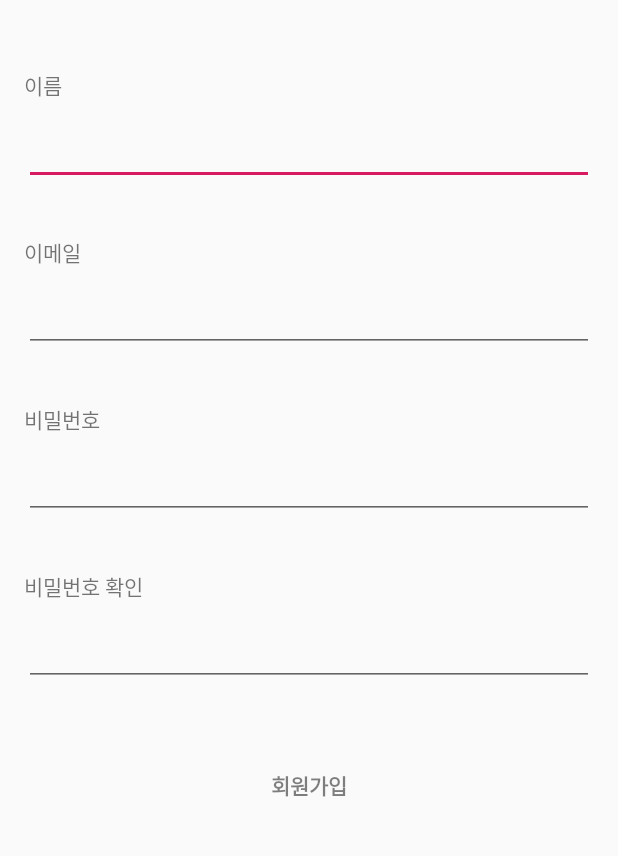
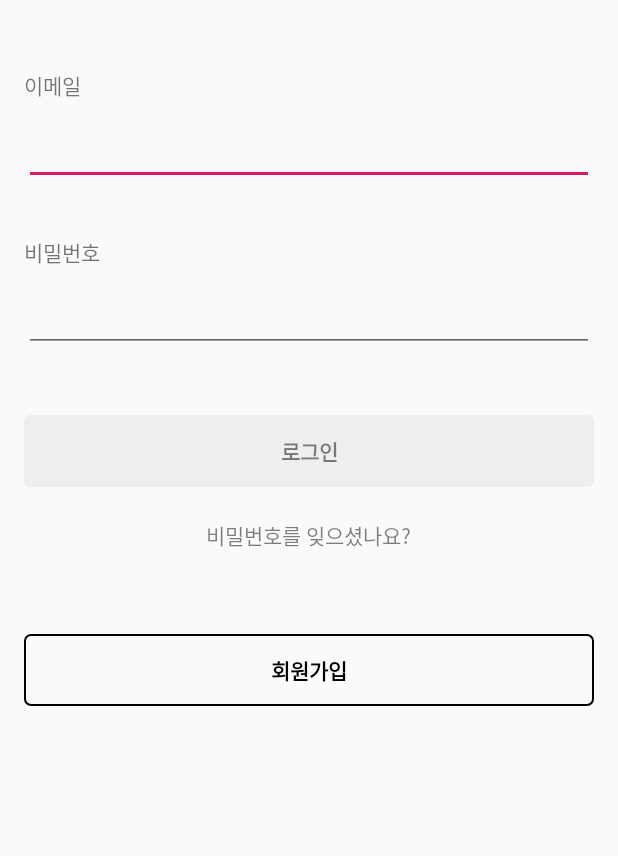
Before and after one commit to depromeet/Watni, an Android app: the layout activity_login.xml on its own in the app's theme, with its tools: preview values and no code run, on a phone screen of 412 x 824 dp, the part 135-991 px from its top. Run offline under Robolectric (Android 15) with nearby library versions, the phone set to English and light mode, and no system bars.

Commit message:
feat: 로그인 레이아웃 추가

```diff
--- a/app/src/main/AndroidManifest.xml
+++ b/app/src/main/AndroidManifest.xml
@@ -17,12 +17,13 @@
       android:theme="@style/SplashTheme">
       <intent-filter>
         <action android:name="android.intent.action.MAIN" />
-
+        <action android:name="android.intent.action.VIEW" />
         <category android:name="android.intent.category.LAUNCHER" />
       </intent-filter>
     </activity>
     <activity android:name=".splash.view.OnboardingActivity" />
     <activity android:name=".view.MainActivity" />
+    <activity android:name=".sign.view.LoginActivity" />
   </application>
 
 </manifest>
--- a/app/src/main/res/layout/activity_login.xml
+++ b/app/src/main/res/layout/activity_login.xml
@@ -1,10 +1,17 @@
 <?xml version="1.0" encoding="utf-8"?>
-<androidx.constraintlayout.widget.ConstraintLayout xmlns:android="http://schemas.android.com/apk/res/android"
-  xmlns:app="http://schemas.android.com/apk/res-auto"
+<layout xmlns:android="http://schemas.android.com/apk/res/android"
+  xmlns:app="http://schemas.android.com/apk/res-auto">
+
+  <data>
+
+    <import type="android.app.Activity" />
+
+  </data>
+
+  <androidx.constraintlayout.widget.ConstraintLayout
     android:layout_width="match_parent"
     android:layout_height="match_parent"
-  android:orientation="vertical"
-  android:padding="16dp">
+    android:orientation="vertical">
 
     <ScrollView
       android:layout_width="0dp"
@@ -18,13 +25,15 @@
         android:id="@+id/email_login_form"
         android:layout_width="match_parent"
         android:layout_height="wrap_content"
-      android:orientation="vertical">
+        android:orientation="vertical"
+        android:padding="16dp">
 
         <ImageButton
           android:layout_width="wrap_content"
           android:layout_height="wrap_content"
           android:background="@android:color/transparent"
           android:contentDescription="@string/back"
+          android:onClick="@{(view)->((Activity)(view.getContext())).finish()}"
           android:src="@drawable/ic_back" />
 
         <ImageView
@@ -38,32 +47,9 @@
           android:textStyle="bold" />
 
         <TextView
-        android:id="@+id/tv_join_name"
-        android:layout_width="wrap_content"
-        android:layout_height="wrap_content"
-        android:text="@string/join_name" />
-
-      <com.google.android.material.textfield.TextInputLayout
-        android:layout_width="match_parent"
-        android:layout_height="wrap_content">
-
-        <EditText
-          android:id="@+id/et_join_name"
-          android:layout_width="match_parent"
-          android:layout_height="wrap_content"
-          android:importantForAutofill="no"
-          android:inputType="text"
-          android:labelFor="@id/tv_join_name"
-          android:maxLines="1"
-          android:singleLine="true" />
-
-      </com.google.android.material.textfield.TextInputLayout>
-
-      <TextView
           android:id="@+id/tv_join_email"
           android:layout_width="wrap_content"
           android:layout_height="wrap_content"
-        android:layout_marginTop="34dp"
           android:text="@string/join_email" />
 
         <com.google.android.material.textfield.TextInputLayout
@@ -103,38 +89,38 @@
 
         </com.google.android.material.textfield.TextInputLayout>
 
-      <TextView
-        android:id="@+id/tv_join_password_confirm"
-        android:layout_width="wrap_content"
-        android:layout_height="wrap_content"
-        android:layout_marginTop="34dp"
-        android:text="@string/join_pwd_confirm" />
-
-      <com.google.android.material.textfield.TextInputLayout
-        android:layout_width="match_parent"
-        android:layout_height="wrap_content">
-
-        <EditText
-          android:id="@+id/et_join_password_confirm"
-          android:layout_width="match_parent"
-          android:layout_height="wrap_content"
-          android:importantForAutofill="no"
-          android:inputType="textPassword"
-          android:maxLines="1"
-          android:singleLine="true" />
-
-      </com.google.android.material.textfield.TextInputLayout>
-
         <Button
-        android:id="@+id/join_button"
+          android:id="@+id/btn_login"
           android:layout_width="match_parent"
           android:layout_height="48dp"
           android:layout_marginTop="42dp"
+          android:background="@drawable/shape_rect_stroke_gray"
           android:padding="10dp"
-        android:text="@string/join_title"
+          android:text="@string/login_title"
           android:textColor="@color/color_gray"
           android:textStyle="bold" />
 
+        <Button
+          android:id="@+id/btn_join_forgot_pwd"
+          android:layout_width="wrap_content"
+          android:layout_height="wrap_content"
+          android:layout_gravity="center_horizontal"
+          android:layout_marginTop="8dp"
+          android:background="@android:color/transparent"
+          android:fontFamily="@font/spoqa_han_sans_regular"
+          android:text="@string/login_forgot_pwd"
+          android:textColor="@color/color_gray" />
+
+        <Button
+          android:id="@+id/btn_join"
+          android:layout_width="match_parent"
+          android:layout_height="48dp"
+          android:layout_marginTop="42dp"
+          android:background="@drawable/shape_rect_solid_black"
+          android:padding="10dp"
+          android:text="@string/join_title"
+          android:textColor="@android:color/black"
+          android:textStyle="bold" />
       </LinearLayout>
   </ScrollView>
 
@@ -148,3 +134,4 @@
     app:layout_constraintStart_toStartOf="parent"
     app:layout_constraintTop_toTopOf="parent" />
   </androidx.constraintlayout.widget.ConstraintLayout>
+</layout>
--- a/app/src/main/res/values/strings.xml
+++ b/app/src/main/res/values/strings.xml
@@ -18,6 +18,7 @@
   <string name="join_fail_empty">입력이 필요합니다.</string>
 
   <string name="login_title">로그인</string>
+  <string name="login_forgot_pwd">비밀번호를 잊으셨나요?</string>
   <string name="login_fail_email">가입되지 않은 이메일입니다.</string>
   <string name="login_fail_pwd">비밀번호가 일치하지 않습니다.</string>
 
```
Lines whose indentation alone changed are shown as unchanged.
